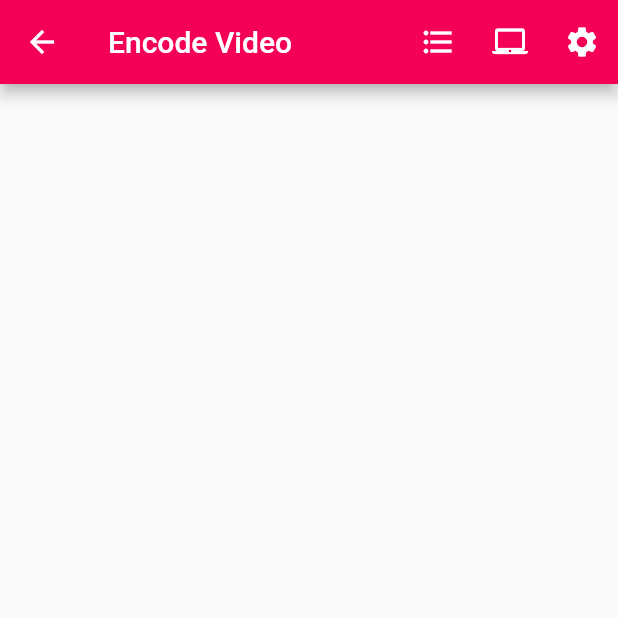
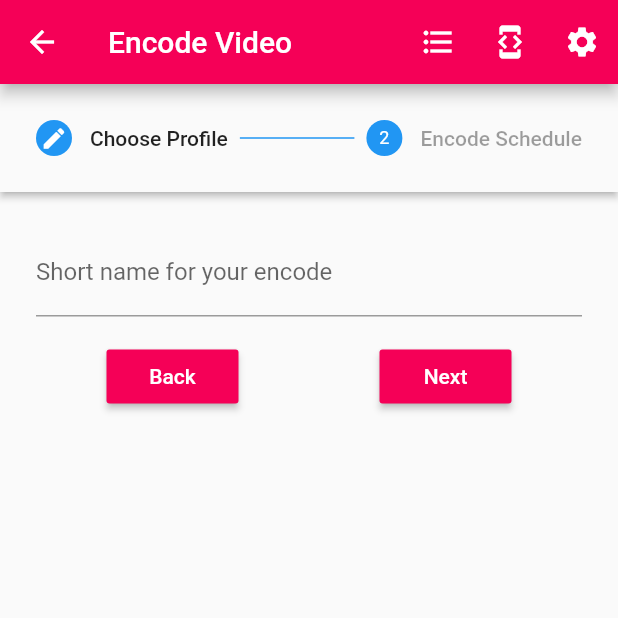
Before and after one commit to Ngoni-Sama/tiledmedia, a Flutter app: the Encode screen opened by its route, on a phone screen of 412 x 824 dp, the top half of it. Run offline on Flutter 3.47's test engine with Material 2 defaults, Android fonts, the phone set to English and light mode, and no system bars; our stand-ins replace shared_preferences; accounts and stored records are empty.

Commit message:
organize encode steps

```diff
--- a/lib/screens/create_profile/create_profile.dart
+++ b/lib/screens/create_profile/create_profile.dart
@@ -1,3 +1,5 @@
+import 'dart:collection';
+
 import 'package:flutter/material.dart';
 import 'package:flutter/widgets.dart';
 import 'package:tiledmedia/data/profile.model.dart';
@@ -5,6 +7,8 @@ import 'package:tiledmedia/screens/create_profile/step_complete/index.dart';
 import 'package:tiledmedia/screens/create_profile/step_output/index.dart';
 import 'package:tiledmedia/screens/create_profile/step_input/index.dart';
 import 'package:tiledmedia/screens/create_profile/step_profile/index.dart';
+import 'package:tiledmedia/util/database.dart';
+import 'package:tiledmedia/util/globals.dart';
 import 'package:tiledmedia/widgets/appbar_layout/appbar_layout.dart';
 
 class CreateProfile extends StatefulWidget {
@@ -18,9 +22,37 @@ class CreateProfile extends StatefulWidget {
 class _CreateProfileState extends State<CreateProfile> {
   int current = 0;
   List<Step> spr = <Step>[];
-  final profile = new Profile();
+  Profile profile;
+
+  init() {
+    final LinkedHashMap<String, int> args = ModalRoute.of(context).settings.arguments;
+
+    if (args == null) {
+      setState(() {
+        profile = new Profile();
+      });
+    } else {
+      getProfileByIndex(args['id']).then((value) =>
+          setState(() {
+            if (value == null) {
+              setState(() {
+                profile = new Profile();
+              });
+              Globals.profileFormMode = -1;
+            } else {
+              setState(() {
+                profile = value;
+              });
+              Globals.profileFormMode = args['id'];
+            }
+          }));
+    }
+  }
 
   List<Step> _getSteps(BuildContext context) {
+    if (profile == null) {
+      return [];
+    }
     spr = <Step>[
       Step(
         title: const Text('Profile'),
@@ -96,6 +128,9 @@ class _CreateProfileState extends State<CreateProfile> {
 
   @override
   Widget build(BuildContext context) {
+    if (profile == null) {
+      init();
+    }
     return new Scaffold(
       appBar: new AppBarLayout(appBarTitle: 'Create Profile', context: context),
       body: new Container(
--- a/lib/screens/create_profile/step_input/step_input.dart
+++ b/lib/screens/create_profile/step_input/step_input.dart
@@ -229,7 +229,7 @@ class _StepInputState extends State<StepInput> {
                 children: <Widget>[
                   new PrimaryButton(
                     onPressed: onPrev,
-                    buttonName: 'Prev',
+                    buttonName: 'Back',
                   ),
                   new PrimaryButton(
                     onPressed: _onSubmit,
--- a/lib/screens/create_profile/step_output/step_output.dart
+++ b/lib/screens/create_profile/step_output/step_output.dart
@@ -382,7 +382,7 @@ class _StepOutputState extends State<StepOutput> {
                 children: <Widget>[
                   new PrimaryButton(
                     onPressed: onPrev,
-                    buttonName: 'Prev',
+                    buttonName: 'Back',
                   ),
                   new PrimaryButton(
                     onPressed: _onSubmit,
--- a/lib/screens/create_profile/step_profile/step_profile.dart
+++ b/lib/screens/create_profile/step_profile/step_profile.dart
@@ -199,7 +199,7 @@ class _StepProfileState extends State<StepProfile> {
                 children: <Widget>[
                   new PrimaryButton(
                     onPressed: onPrev,
-                    buttonName: 'Prev',
+                    buttonName: 'Back',
                   ),
                   new PrimaryButton(
                     onPressed: _onSubmit,
--- a/lib/screens/encode/encode.dart
+++ b/lib/screens/encode/encode.dart
@@ -1,5 +1,6 @@
 import 'package:flutter/material.dart';
 import 'package:tiledmedia/data/profile.model.dart';
+import 'package:tiledmedia/screens/encode/step_choose/index.dart';
 import 'package:tiledmedia/util/globals.dart';
 import 'package:tiledmedia/util/theme.dart';
 import 'package:tiledmedia/widgets/appbar_layout/index.dart';
@@ -13,7 +14,58 @@ class Encode extends StatefulWidget {
 }
 
 class _EncodeState extends State<Encode> {
-  final formKey = GlobalKey<FormState>();
+  int current = 0;
+  List<Step> spr = <Step>[];
+
+  List<Step> _getSteps(BuildContext context) {
+    spr = <Step>[
+      Step(
+        title: const Text('Choose Profile'),
+        content: new StepChoose(
+          onNext: _moveNext,
+          onPrev: _movePrev,
+        ),
+        state: _getState(0),
+        isActive: true,
+      ),
+      Step(
+        title: const Text('Encode Schedule'),
+        content: new StepChoose(
+          onNext: _moveNext,
+          onPrev: _movePrev,
+        ),
+        state: _getState(1),
+        isActive: true,
+      ),
+    ];
+    return spr;
+  }
+
+  void _moveNext() {
+    if (current < _getSteps(context).length - 1) {
+      setState(() {
+        current++;
+      });
+    }
+  }
+
+  void _movePrev() {
+    if (current > 0) {
+      setState(() {
+        current--;
+      });
+    }
+  }
+
+  StepState _getState(int i) {
+    if (current > i) {
+      return StepState.complete;
+    } else if (current == i) {
+      return StepState.editing;
+    } else {
+      return StepState.disabled;
+    }
+  }
 
   @override
   Widget build(BuildContext context) {
@@ -23,28 +75,12 @@ class _EncodeState extends State<Encode> {
         context: context,
       ),
       body: new Container(
-        child: LayoutBuilder(builder: (BuildContext context, BoxConstraints viewportConstraints) {
-          return GestureDetector(
-            onTap: () => FocusScope.of(context).requestFocus(new FocusNode()),
-            child: SingleChildScrollView(
-              child: ConstrainedBox(
-                constraints: BoxConstraints(
-                  minHeight: viewportConstraints.maxHeight,
-                ),
-                child: IntrinsicHeight(
-                  child: Column(
-                    mainAxisAlignment: MainAxisAlignment.start,
-                    crossAxisAlignment: CrossAxisAlignment.start,
-                    mainAxisSize: MainAxisSize.max,
-                    children: <Widget>[
-
-                    ],
-                  ),
-                ),
-              ),
-            ),
-          );
-        }),
+        child: new Stepper(
+          steps: _getSteps(context),
+          type: StepperType.horizontal,
+          currentStep: current,
+          controlsBuilder: (BuildContext context, {VoidCallback onStepContinue, VoidCallback onStepCancel}) => Container(),
+        ),
       ),
     );
   }
--- /dev/null
+++ b/lib/screens/encode/step_choose/index.dart
@@ -0,0 +1 @@
+export 'step_choose.dart';
--- /dev/null
+++ b/lib/screens/encode/step_choose/step_choose.dart
@@ -0,0 +1,75 @@
+import 'package:flutter/material.dart';
+import 'package:tiledmedia/util/theme.dart';
+import 'package:tiledmedia/widgets/primary_button/primary_button.dart';
+
+class StepChoose extends StatefulWidget {
+  StepChoose({Key key, this.onNext, this.onPrev}) : super(key: key);
+
+  final VoidCallback onNext;
+  final VoidCallback onPrev;
+
+  @override
+  _StepChooseState createState() => new _StepChooseState(onNext, onPrev);
+}
+
+class _StepChooseState extends State<StepChoose> {
+  final nameCtrl = TextEditingController();
+  final formKey = GlobalKey<FormState>();
+  VoidCallback onNext;
+  VoidCallback onPrev;
+
+  _StepChooseState(onNext, onPrev) {
+    this.onNext = onNext;
+    this.onPrev = onPrev;
+  }
+
+  _onSubmit() {
+    if (formKey.currentState.validate()) {
+      final form = formKey.currentState;
+      form.save();
+      onNext();
+    }
+  }
+
+  @override
+  Widget build(BuildContext context) {
+    return new Container(
+      width: double.infinity,
+      child: Form(
+        key: formKey,
+        child: Column(
+          children: <Widget>[
+            TextFormField(
+              validator: (value) {
+                if (value.contains(' ')) {
+                  return 'Encode name cannot contain whitespace';
+                }
+                return null;
+              },
+              keyboardType: TextInputType.text,
+              decoration: InputDecoration(labelText: 'Short name for your encode'),
+              onSaved: (val) => setState(() => val),
+            ),
+
+            Container(
+              margin: EdgeInsets.only(top: AppStyles.gap_16),
+              child: Row(
+                mainAxisAlignment: MainAxisAlignment.spaceAround,
+                children: <Widget>[
+                  new PrimaryButton(
+                    onPressed: onPrev,
+                    buttonName: 'Back',
+                  ),
+                  new PrimaryButton(
+                    onPressed: _onSubmit,
+                    buttonName: 'Next',
+                  ),
+                ],
+              ),
+            )
+          ],
+        ),
+      ),
+    );
+  }
+}
--- a/lib/util/database.dart
+++ b/lib/util/database.dart
@@ -22,7 +22,7 @@ Future<List<Profile>> getAllProfiles() async {
   return result;
 }
 
-saveProfile(Profile profile) async {
+createProfile(Profile profile) async {
   List<String> profiles = Globals.pref.getStringList('profiles');
 
   if (profiles == null) {
@@ -32,6 +32,22 @@ saveProfile(Profile profile) async {
   Map prof = profile.toJson();
   String profileStr = json.encode(prof);
   profiles.add(profileStr);
+
+  await Globals.pref.setStringList('profiles', profiles);
+}
+
+updateProfile(int id, Profile profile) async {
+  List<String> profiles = Globals.pref.getStringList('profiles');
+
+  if (profiles == null) {
+    profiles = [];
+  }
+
+  profiles.removeAt(id);
+
+  Map prof = profile.toJson();
+  String profileStr = json.encode(prof);
+  profiles.insert(id, profileStr);
 
   await Globals.pref.setStringList('profiles', profiles);
 }
@@ -48,3 +64,13 @@ deleteProfile(int id) async {
 
   await Globals.pref.setStringList('profiles', profiles);
 }
+
+getProfileByIndex(int id) async {
+  List<Profile> profiles = await getAllProfiles();
+
+  if (profiles.length == 0) {
+    return null;
+  } else {
+    return profiles[id];
+  }
+}
--- a/lib/util/globals.dart
+++ b/lib/util/globals.dart
@@ -3,6 +3,7 @@ import 'package:shared_preferences/shared_preferences.dart';
 class Globals {
 
   static SharedPreferences pref;
+  static int profileFormMode = -1;    // -1: create, 0~: editing id
 
   static final Map<String, String> contentSourceLocations = {
     's3bucket': 's3bucket',
--- a/lib/util/theme.dart
+++ b/lib/util/theme.dart
@@ -12,7 +12,7 @@ class AppColors {
 
   static const primaryColor = Color(0xFFf50057);
   static const defaultColor = Color(0xFF757575);
-  static const secondaryColor = Color(0xFFf06292);
+  static const secondaryColor = Color(0xFFab47bc);
   static const lightColor = Color(0xFFe0e0e0);
 }
 
--- a/lib/widgets/appbar_layout/appbar_layout.dart
+++ b/lib/widgets/appbar_layout/appbar_layout.dart
@@ -26,7 +26,7 @@ class AppBarLayout extends AppBar {
               tooltip: 'Profiles',
             ),
             new IconButton(
-              icon: new Icon(Icons.laptop_mac, color: Colors.white),
+              icon: new Icon(Icons.developer_mode, color: Colors.white),
               onPressed: () {
                 Navigator.of(context).pushNamed('encode');
               },
```
Also changed, not shown: lib/screens/create_profile/step_complete/step_complete.dart (+31 -11 lines), lib/screens/profiles/profiles.dart (+5 -3 lines).
